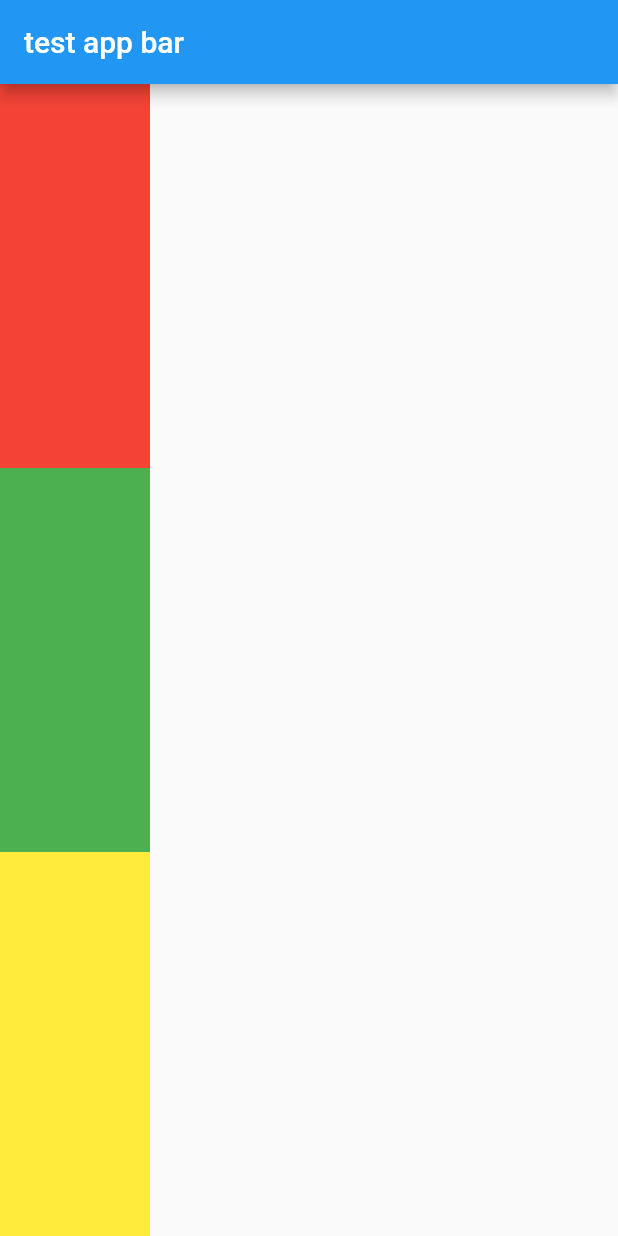
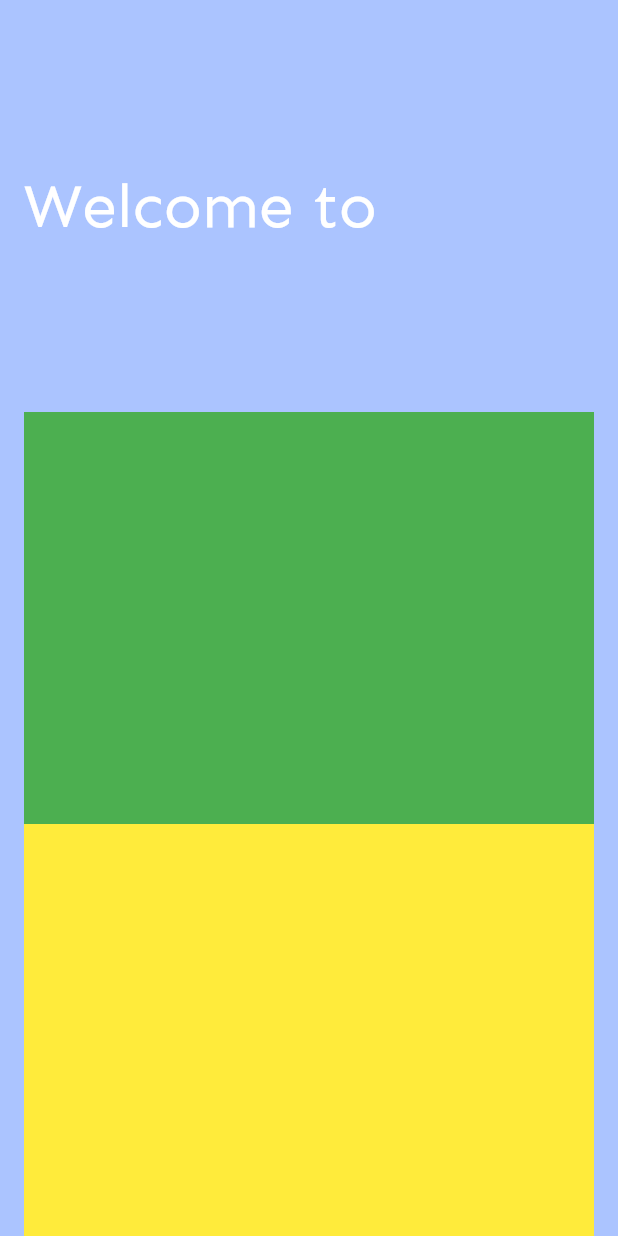
Before and after one commit to DooxFonggg/English_app, a Flutter app: the screen it shows after launch, on a phone screen of 412 x 824 dp. Run offline on Flutter 3.47's test engine with Material 2 defaults, Android fonts, the phone set to English and light mode, and no system bars.

Commit message:
landing page

```diff
--- a/lib/main.dart
+++ b/lib/main.dart
@@ -1,60 +1,18 @@
 import 'package:flutter/material.dart';
+import 'package:flutter_quizz_app/pages/landing_page.dart';
 
 void main() {
   runApp(MyApp());
 }
 
 class MyApp extends StatelessWidget {
-  const MyApp({super.key});
+  const MyApp({Key? key});
 
-  // This widget is the root of your application.
   @override
   Widget build(BuildContext context) {
     return MaterialApp(
       debugShowCheckedModeBanner: false,
-      home: HomePage(),
+      home: LandingPage(),
     );
   }
 }
-
-class HomePage extends StatelessWidget {
-  const HomePage({super.key});
-
-  @override
-  Widget build(BuildContext context) {
-    return Scaffold(
-      appBar: AppBar(
-        title: Text('test app bar'),
-      ),
-      body: Container(
-        child: Column(
-          mainAxisSize: MainAxisSize.max,
-          mainAxisAlignment: MainAxisAlignment.spaceAround,
-          children: [
-            Expanded(
-              child: Container(
-                width: 100,
-                height: 100,
-                color: Colors.red,
-              ),
-            ),
-            Expanded(
-              child: Container(
-                width: 100,
-                height: 100,
-                color: Colors.green,
-              ),
-            ),
-            Expanded(
-              child: Container(
-                width: 100,
-                height: 100,
-                color: Colors.yellow,
-              ),
-            ),
-          ],
-        ),
-      ),
-    );
-  }
-}
--- a/lib/pages/landing_page.dart
+++ b/lib/pages/landing_page.dart
@@ -0,0 +1,40 @@
+import 'package:flutter/material.dart';
+import 'package:flutter_quizz_app/values/app_colors.dart';
+import 'package:flutter_quizz_app/values/app_styles.dart';
+
+class LandingPage extends StatelessWidget {
+  const LandingPage({super.key});
+
+  @override
+  Widget build(BuildContext context) {
+    return Scaffold(
+      backgroundColor: AppColor.primaryColor,
+      body: Padding(
+        padding: const EdgeInsets.symmetric(horizontal: 16.0),
+        child: Column(
+          children: [
+            Expanded(
+              child: Container(
+                alignment: Alignment.centerLeft,
+                child: Text(
+                  'Welcome to',
+                  style: AppStyles.h3,
+                ),
+              ),
+            ),
+            Expanded(
+              child: Container(
+                color: Colors.green,
+              ),
+            ),
+            Expanded(
+              child: Container(
+                color: Colors.yellow,
+              ),
+            ),
+          ],
+        ),
+      ),
+    );
+  }
+}
--- a/lib/values/app_styles.dart
+++ b/lib/values/app_styles.dart
@@ -0,0 +1,22 @@
+// các styles dùng chung
+
+import 'package:flutter/material.dart';
+
+class FontFamily {
+  static const sen = 'Sen';
+}
+
+class AppStyles {
+  static TextStyle h1 = TextStyle(
+      fontFamily: FontFamily.sen, fontSize: 109.66, color: Colors.white);
+  static TextStyle h2 = TextStyle(
+      fontFamily: FontFamily.sen, fontSize: 66.77, color: Colors.white);
+  static TextStyle h3 = TextStyle(
+      fontFamily: FontFamily.sen, fontSize: 41.89, color: Colors.white);
+  static TextStyle h4 = TextStyle(
+      fontFamily: FontFamily.sen, fontSize: 25.89, color: Colors.white);
+  static TextStyle h5 =
+      TextStyle(fontFamily: FontFamily.sen, fontSize: 16, color: Colors.white);
+  static TextStyle h6 = TextStyle(
+      fontFamily: FontFamily.sen, fontSize: 9.89, color: Colors.white);
+}
--- a/pubspec.yaml
+++ b/pubspec.yaml
@@ -61,10 +61,10 @@ flutter:
   # To add assets to your application, add an assets section, like this:
   assets:
     - assets/images/
-    - assets/images/2x
-    - assets/images/3x
+    - assets/images/2x/
+    - assets/images/3x/
     - assets/fonts/
-    - assets/fonts/sen
+    - assets/fonts/sen/
   #   - images/a_dot_ham.jpeg
 
   # An image asset can refer to one or more resolution-specific "variants", see
```
